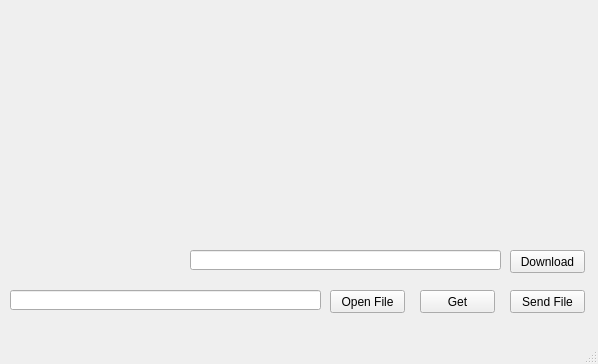
This is mainwindow.ui in TonyChagolla/UG_Cloud as Qt 5 draws it before an edit. The edited form follows.
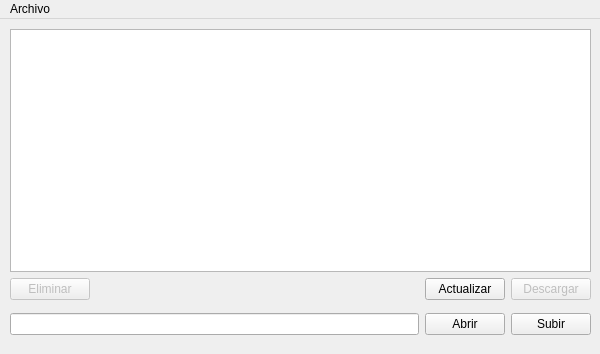
This is the edited form.

Commit message:
TableView, UI, Log In, Sign Up, Logout, more...
1. Se agregó una listview para mostrar los archivos
2. Se modificó la interfaz de usuario
3. Se agregó una ventana para iniciar sesión o crear un usuario. (Menú
archivo).
4. Se agregó una pestaña dentro del menú "Archivo" para cerrar sesión
5. Se corrigieron algunos errores
6. Otros cambios menores

```diff
--- a/mainwindow.ui
+++ b/mainwindow.ui
@@ -6,85 +6,120 @@
    <rect>
     <x>0</x>
     <y>0</y>
-    <width>598</width>
-    <height>364</height>
+    <width>600</width>
+    <height>354</height>
    </rect>
   </property>
   <property name="windowTitle">
    <string>MainWindow</string>
   </property>
   <widget class="QWidget" name="centralwidget">
-   <widget class="QPushButton" name="btnRequest">
+   <widget class="QWidget" name="layoutWidget">
     <property name="geometry">
      <rect>
-      <x>510</x>
+      <x>10</x>
       <y>290</y>
-      <width>75</width>
-      <height>23</height>
+      <width>581</width>
+      <height>30</height>
      </rect>
     </property>
-    <property name="text">
-     <string>Send File</string>
-    </property>
+    <layout class="QHBoxLayout" name="horizontalLayout">
+     <item>
+      <widget class="QLineEdit" name="tbxFilePath"/>
+     </item>
+     <item>
+      <widget class="QPushButton" name="btnOpenFile">
+       <property name="text">
+        <string>Abrir</string>
+       </property>
+      </widget>
+     </item>
+     <item>
+      <widget class="QPushButton" name="btnRequest">
+       <property name="text">
+        <string>Subir</string>
+       </property>
+      </widget>
+     </item>
+    </layout>
    </widget>
-   <widget class="QPushButton" name="btnGet">
+   <widget class="QWidget" name="layoutWidget">
     <property name="geometry">
      <rect>
-      <x>420</x>
-      <y>290</y>
-      <width>75</width>
-      <height>23</height>
-     </rect>
-    </property>
-    <property name="text">
-     <string>Get</string>
-    </property>
-   </widget>
-   <widget class="QPushButton" name="btnOpenFile">
-    <property name="geometry">
-     <rect>
-      <x>330</x>
-      <y>290</y>
-      <width>75</width>
-      <height>23</height>
-     </rect>
-    </property>
-    <property name="text">
-     <string>Open File</string>
-    </property>
-   </widget>
-   <widget class="QLineEdit" name="tbxFilePath">
-    <property name="geometry">
-     <rect>
       <x>10</x>
-      <y>290</y>
-      <width>311</width>
-      <height>20</height>
+      <y>10</y>
+      <width>581</width>
+      <height>271</height>
      </rect>
     </property>
-   </widget>
-   <widget class="QPushButton" name="btnDownload">
-    <property name="geometry">
-     <rect>
-      <x>510</x>
-      <y>250</y>
-      <width>75</width>
-      <height>23</height>
-     </rect>
-    </property>
-    <property name="text">
-     <string>Download</string>
-    </property>
-   </widget>
-   <widget class="QLineEdit" name="tbxDownload">
-    <property name="geometry">
-     <rect>
-      <x>190</x>
-      <y>250</y>
-      <width>311</width>
-      <height>20</height>
-     </rect>
-    </property>
+    <layout class="QVBoxLayout" name="verticalLayout">
+     <item>
+      <widget class="QTableView" name="tableView">
+       <property name="editTriggers">
+        <set>QAbstractItemView::NoEditTriggers</set>
+       </property>
+       <property name="selectionBehavior">
+        <enum>QAbstractItemView::SelectRows</enum>
+       </property>
+      </widget>
+     </item>
+     <item>
+      <layout class="QHBoxLayout" name="horizontalLayout_2">
+       <item>
+        <widget class="QPushButton" name="btnDelete">
+         <property name="enabled">
+          <bool>false</bool>
+         </property>
+         <property name="sizePolicy">
+          <sizepolicy hsizetype="Maximum" vsizetype="Minimum">
+           <horstretch>0</horstretch>
+           <verstretch>0</verstretch>
+          </sizepolicy>
+         </property>
+         <property name="text">
+          <string>Eliminar</string>
+         </property>
+        </widget>
+       </item>
+       <item>
+        <spacer name="horizontalSpacer">
+         <property name="orientation">
+          <enum>Qt::Horizontal</enum>
+         </property>
+         <property name="sizeHint" stdset="0">
+          <size>
+           <width>40</width>
+           <height>20</height>
+          </size>
+         </property>
+        </spacer>
+       </item>
+       <item>
+        <widget class="QPushButton" name="btnGet">
+         <property name="text">
+          <string>Actualizar</string>
+         </property>
+        </widget>
+       </item>
+       <item>
+        <widget class="QPushButton" name="btnDownload">
+         <property name="enabled">
+          <bool>false</bool>
+         </property>
+         <property name="sizePolicy">
+          <sizepolicy hsizetype="Maximum" vsizetype="Minimum">
+           <horstretch>0</horstretch>
+           <verstretch>0</verstretch>
+          </sizepolicy>
+         </property>
+         <property name="text">
+          <string>Descargar</string>
+         </property>
+        </widget>
+       </item>
+      </layout>
+     </item>
+    </layout>
    </widget>
   </widget>
   <widget class="QMenuBar" name="menubar">
@@ -92,12 +127,29 @@
     <rect>
      <x>0</x>
      <y>0</y>
-     <width>598</width>
-     <height>21</height>
+     <width>600</width>
+     <height>26</height>
     </rect>
    </property>
+   <widget class="QMenu" name="menuArchivo">
+    <property name="title">
+     <string>Archivo</string>
+    </property>
+    <addaction name="actionIniciar_sesi_n"/>
+    <addaction name="actionCerrar_sesi_n"/>
+   </widget>
+   <addaction name="menuArchivo"/>
   </widget>
-  <widget class="QStatusBar" name="statusbar"/>
+  <action name="actionIniciar_sesi_n">
+   <property name="text">
+    <string>Iniciar sesión / Registrarse</string>
+   </property>
+  </action>
+  <action name="actionCerrar_sesi_n">
+   <property name="text">
+    <string>Cerrar sesión</string>
+   </property>
+  </action>
  </widget>
  <resources/>
  <connections/>
```
The commit also changes 12 other files.
